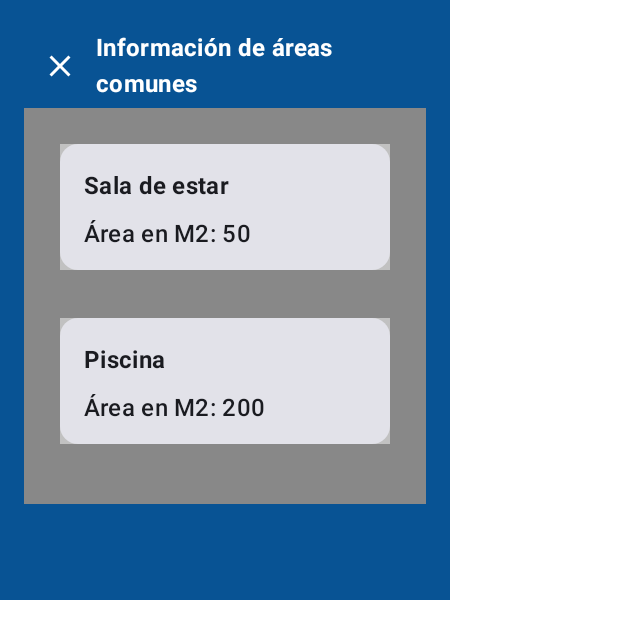
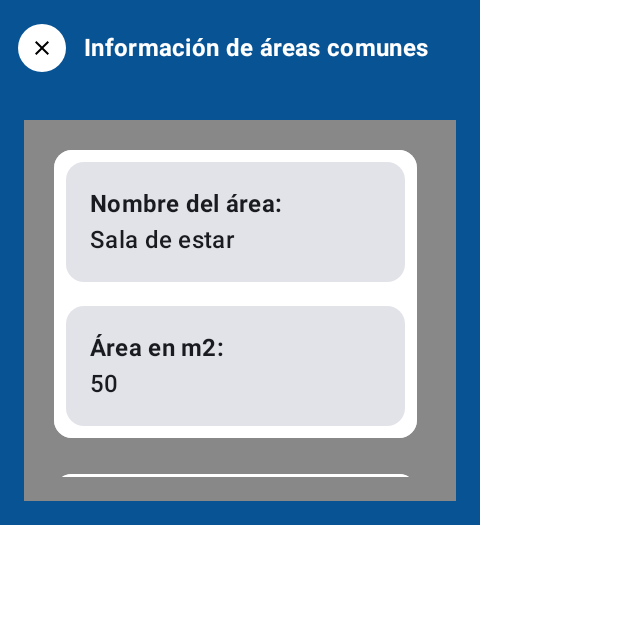
Before and after one commit to Luis4nge1/DSM_Proyecto_Condosa, an Android app built with Jetpack Compose: the @Preview function InformacionAreasComunesPreview, on a phone screen of 412 x 824 dp. Shown: the top 639 px of the screen. Run offline under Robolectric (Android 15) with nearby library versions, the phone set to English and light mode, and no system bars.

Commit message:
Frame numero 10 terminado

```diff
--- a/Avance_Proyecto/app/src/main/java/com/example/avance_proyecto/ui/view/AreasComunesScreen.kt
+++ b/Avance_Proyecto/app/src/main/java/com/example/avance_proyecto/ui/view/AreasComunesScreen.kt
@@ -5,9 +5,11 @@ import android.os.Bundle
 import androidx.activity.ComponentActivity
 import androidx.activity.compose.setContent
 import androidx.compose.foundation.background
+import androidx.compose.foundation.clickable
 import androidx.compose.foundation.layout.*
 import androidx.compose.foundation.lazy.LazyColumn
 import androidx.compose.foundation.lazy.items
+import androidx.compose.foundation.shape.CircleShape
 import androidx.compose.foundation.text.KeyboardActions
 import androidx.compose.foundation.text.KeyboardOptions
 import androidx.compose.material.icons.Icons
@@ -43,33 +45,28 @@ class InformacionAreasComunesActivity : ComponentActivity() {
     }
 }
 
+@SuppressLint("UnusedMaterial3ScaffoldPaddingParameter")
 @Composable
 fun InformacionAreasComunesScreen() {
-    val popupWidth = 300.dp
-    val popupHeight = 400.dp
+    val popupWidth = 320.dp
+    val popupHeight = 350.dp
 
+    Scaffold(
+        modifier = Modifier
+            //.fillMaxSize()
+            .background(backgroundPrincipal)
+            .width(popupWidth)
+            .height(popupHeight)
+    ) { innerPadding ->
         Column(
             modifier = Modifier
-            .width(popupWidth)
-            .height(popupHeight)
-            .background(backgroundPrincipal) // Cambia el color de fondo de la pantalla
-            .padding(16.dp)
+                .fillMaxSize()
+                .padding(innerPadding)
+                .background(backgroundPrincipal)
         ) {
-        Row(
-            modifier = Modifier
-                .fillMaxWidth()
-                .height(56.dp), // Altura del área del título y el botón
-            horizontalArrangement = Arrangement.SpaceBetween,
-            verticalAlignment = Alignment.CenterVertically
-        ) {
-            IconButton(
-                onClick = {
-                    // Acción al hacer clic en el botón de cerrar
-                },
-                modifier = Modifier.size(48.dp)
-            ) {
-                Icon(imageVector = Icons.Default.Close, contentDescription = "Cerrar", tint = Color.White)
-            }
+            // Usa TopAppBar en lugar de Row con IconButton y Text
+            TopAppBar(
+                title = {
                     Text(
                         text = "Información de áreas comunes",
                         color = Color.White,
@@ -77,9 +74,24 @@ fun InformacionAreasComunesScreen() {
                             fontWeight = FontWeight.Bold
                         )
                     )
+                },
+                navigationIcon = {
+                    CircleCloseButton {
+                        // Acción al hacer clic en el botón de cerrar
                     }
+                },
+                modifier = Modifier.background(backgroundPrincipal),
+                colors = TopAppBarDefaults.mediumTopAppBarColors(
+                    containerColor = backgroundPrincipal
+                ),
+            )
 
-        InformacionAreasComunesContent()
+            InformacionAreasComunesContent(
+                modifier = Modifier
+                    .fillMaxSize()
+                    .padding(16.dp)
+            )
+        }
     }
 }
 
@@ -89,6 +101,7 @@ fun InformacionAreasComunesContent(modifier: Modifier = Modifier) {
     val areasComunes = listOf(
         AreaComun("Sala de estar", 50),
         AreaComun("Piscina", 200),
+        AreaComun("Terraza", 20),
         // Agrega más áreas comunes según sea necesario
     )
 
@@ -105,32 +118,86 @@ fun InformacionAreasComunesContent(modifier: Modifier = Modifier) {
 }
 
 @Composable
+fun CircleCloseButton(onClick: () -> Unit) {
+    Box(
+        modifier = Modifier
+            .size(48.dp)
+            .padding(8.dp) // Ajusta el padding según tus preferencias
+            .clickable { onClick() }
+            .background(Color.White, shape = CircleShape)
+    ) {
+        Icon(
+            imageVector = Icons.Default.Close,
+            contentDescription = "Cerrar",
+            tint = Color.Black,
+            modifier = Modifier
+                .padding(8.dp) // Ajusta el padding del icono según tus preferencias
+                .size(24.dp)
+        )
+    }
+}
+
+
+@Composable
 fun InformacionAreaComunCard(areaComun: AreaComun) {
+    val popupWidth = 250.dp
+    Card(
+        modifier = Modifier
+            .width(popupWidth)
+            .padding(4.dp)
+    ) {
+        // Card para el nombre del área
         Card(
             modifier = Modifier
                 .fillMaxWidth()
-            .height(100.dp) // Ajusta el tamaño de las cards según sea necesario
+                .background(Color.White)
                 .padding(8.dp)
-            .background(BackgroundComunesCard) // Cambia el color de fondo de la card
         ) {
             Column(
                 modifier = Modifier
                     .padding(16.dp)
             ) {
                 Text(
-                text = areaComun.nombre,
+                    text = "Nombre del área: ",
                     style = MaterialTheme.typography.titleMedium.copy(
                         fontWeight = FontWeight.Bold
                     )
                 )
-            Spacer(modifier = Modifier.height(8.dp))
+                //Spacer(modifier = Modifier.height(2.dp))
                 Text(
-                text = "Área en M2: ${areaComun.areaM2}",
+                    text = areaComun.nombre,
+                    style = MaterialTheme.typography.titleMedium
+                )
+            }
+        }
+
+        // Card para el área en metros cuadrados
+        Card(
+            modifier = Modifier
+                .fillMaxWidth()
+                .background(Color.White)
+                .padding(8.dp)
+        ) {
+            Column(
+                modifier = Modifier
+                    .padding(16.dp)
+            ) {
+                Text(
+                    text = "Área en m2: ",
+                    style = MaterialTheme.typography.titleMedium.copy(
+                        fontWeight = FontWeight.Bold
+                    )
+                )
+                //Spacer(modifier = Modifier.height(2.dp))
+                Text(
+                    text = areaComun.areaM2.toString(), // Convierte el área a String
                     style = MaterialTheme.typography.titleMedium
                 )
             }
         }
     }
+}
+
 
 data class AreaComun(val nombre: String, val areaM2: Int)
 
--- a/Avance_Proyecto/app/src/main/java/com/example/avance_proyecto/ui/view/TrackingScreen.kt
+++ b/Avance_Proyecto/app/src/main/java/com/example/avance_proyecto/ui/view/TrackingScreen.kt
@@ -64,10 +64,12 @@ import androidx.compose.ui.platform.LocalContext
 import androidx.compose.ui.res.painterResource
 import androidx.compose.ui.text.font.FontWeight
 import androidx.compose.ui.text.input.ImeAction
+import androidx.compose.ui.tooling.preview.Preview
 import androidx.compose.ui.unit.dp
 import androidx.compose.ui.unit.sp
 import androidx.lifecycle.viewmodel.compose.viewModel
 import androidx.navigation.NavController
+import androidx.navigation.compose.rememberNavController
 /*import co.yml.charts.axis.AxisData
 import co.yml.charts.axis.DataCategoryOptions
 import co.yml.charts.common.model.PlotType
@@ -102,6 +104,7 @@ import com.example.avance_proyecto.navigation.AppScreen
 import com.example.avance_proyecto.ui.viewmodel.OrderViewModel
 import com.example.avance_proyecto.ui.viewmodel.SearchViewModel
 import com.example.avance_proyecto.ui.standardQuadFromTo
+import com.example.avance_proyecto.ui.theme.Avance_ProyectoTheme
 import com.example.avance_proyecto.ui.theme.Beige1
 import com.example.avance_proyecto.ui.theme.Beige2
 import com.example.avance_proyecto.ui.theme.Beige3
@@ -794,3 +797,12 @@ fun PieChartScreen(){
 fun showToastTracking(context: Context, message: String) {
     Toast.makeText(context, message, Toast.LENGTH_SHORT).show()
 }
+
+@Preview
+@Composable
+fun TrackingScreenPreview() {
+    Avance_ProyectoTheme(darkTheme = false) {
+        val navController = rememberNavController()
+        TrackingScreen(navController = navController)
+    }
+}
```
Lines whose indentation alone changed are shown as unchanged.
